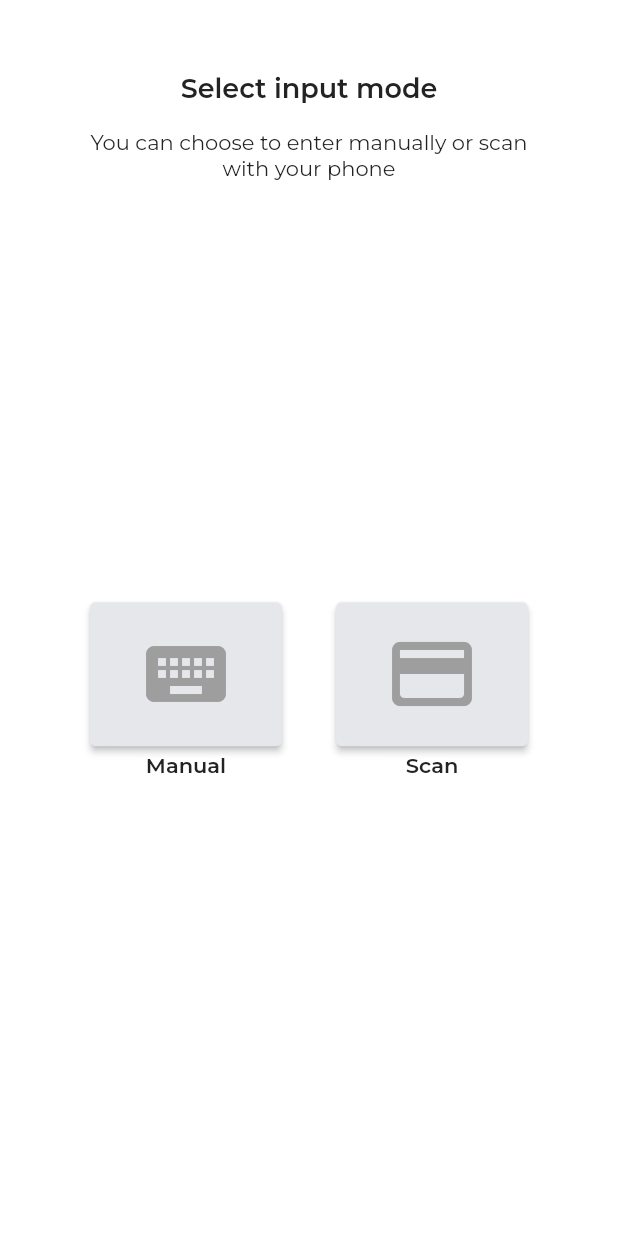
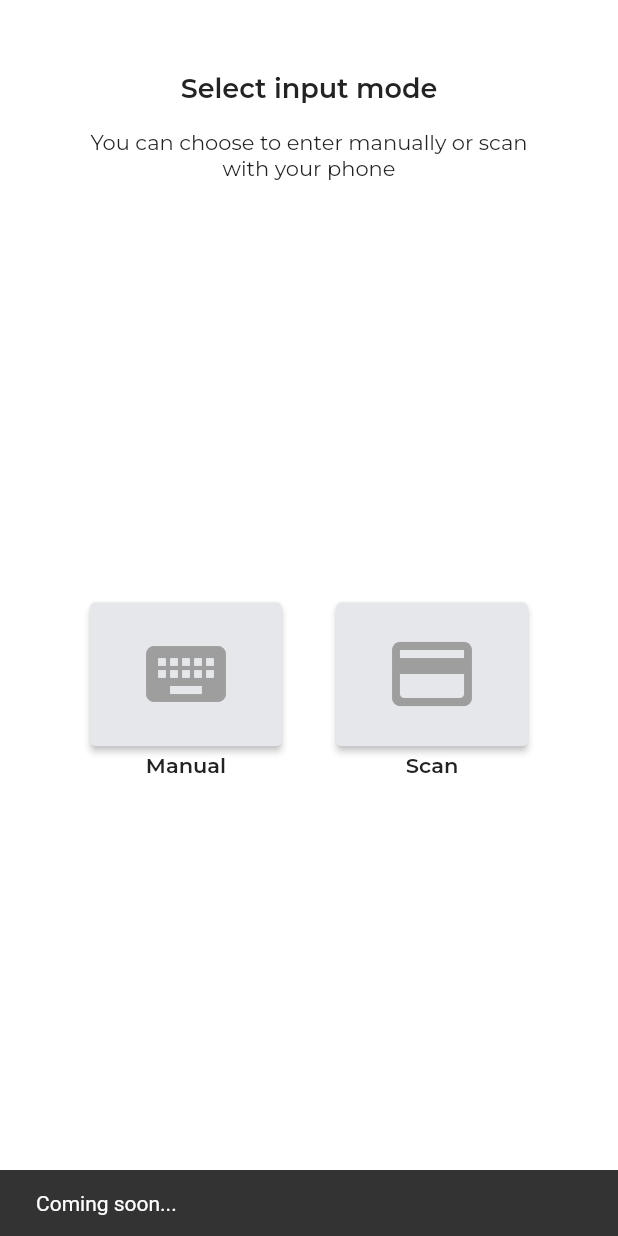
Before and after one commit to N-i-p-o-l/CardInfo, a Flutter app: the screen it shows after launch, after a tap on the "credit card" icon, on a phone screen of 412 x 824 dp. Run offline on Flutter 3.47's test engine with Material 2 defaults, Android fonts, the light colour scheme and no system bars; our stand-ins replace animate_do, auto_route, easy_localization, get_it, google_fonts, injectable; generated files the repository leaves out were written again.

Commit message:
fix bugs

```diff
--- a/assets/translations/en.json
+++ b/assets/translations/en.json
@@ -7,5 +7,6 @@
   "scan": "Scan",
   "card_number": "Card number",
   "input_number_desc": "Enter your the number as it appears on your credit card",
-  "next": "Next"
+  "next": "Next",
+  "upcoming": "Coming soon..."
 }
--- a/lib/main.dart
+++ b/lib/main.dart
@@ -6,6 +6,7 @@ import 'package:flutter/services.dart';
 import 'package:injectable/injectable.dart';
 
 Future main() async {
+  WidgetsFlutterBinding.ensureInitialized();
   await EasyLocalization.ensureInitialized();
 
   configureInjection(Environment.dev);
--- a/lib/presentation/screens/inputmode/input_mode_screen.dart
+++ b/lib/presentation/screens/inputmode/input_mode_screen.dart
@@ -12,7 +12,8 @@ class InputModeScreen extends StatelessWidget {
   @override
   Widget build(BuildContext context) {
     return Scaffold(
-      body: Padding(
+      body: SafeArea(
+        child: Padding(
           padding: const EdgeInsets.all(AppSpacings.xxl),
           child: Center(
             child: Column(
@@ -44,7 +45,13 @@ class InputModeScreen extends StatelessWidget {
                         ActionButton(
                           icon: Icons.credit_card_rounded,
                           localeKey: 'scan',
-                        onPressed: () {},
+                          onPressed: () {
+                            ScaffoldMessenger.of(context).showSnackBar(
+                              SnackBar(
+                                content: Text(tr('upcoming')),
+                              ),
+                            );
+                          },
                         ),
                       ],
                     ),
@@ -54,6 +61,7 @@ class InputModeScreen extends StatelessWidget {
             ),
           ),
         ),
+      ),
     );
   }
 }
--- a/lib/presentation/screens/manualinput/manual_input_screen.dart
+++ b/lib/presentation/screens/manualinput/manual_input_screen.dart
@@ -16,7 +16,8 @@ class _ManualInputScreenState extends State<ManualInputScreen> {
   @override
   Widget build(BuildContext context) {
     return Scaffold(
-      body: Padding(
+      body: SafeArea(
+        child: Padding(
           padding: const EdgeInsets.all(AppSpacings.xxl),
           child: Center(
             child: Column(
@@ -97,6 +98,7 @@ class _ManualInputScreenState extends State<ManualInputScreen> {
             ),
           ),
         ),
+      ),
     );
   }
 }
```
Lines whose indentation alone changed are shown as unchanged.
